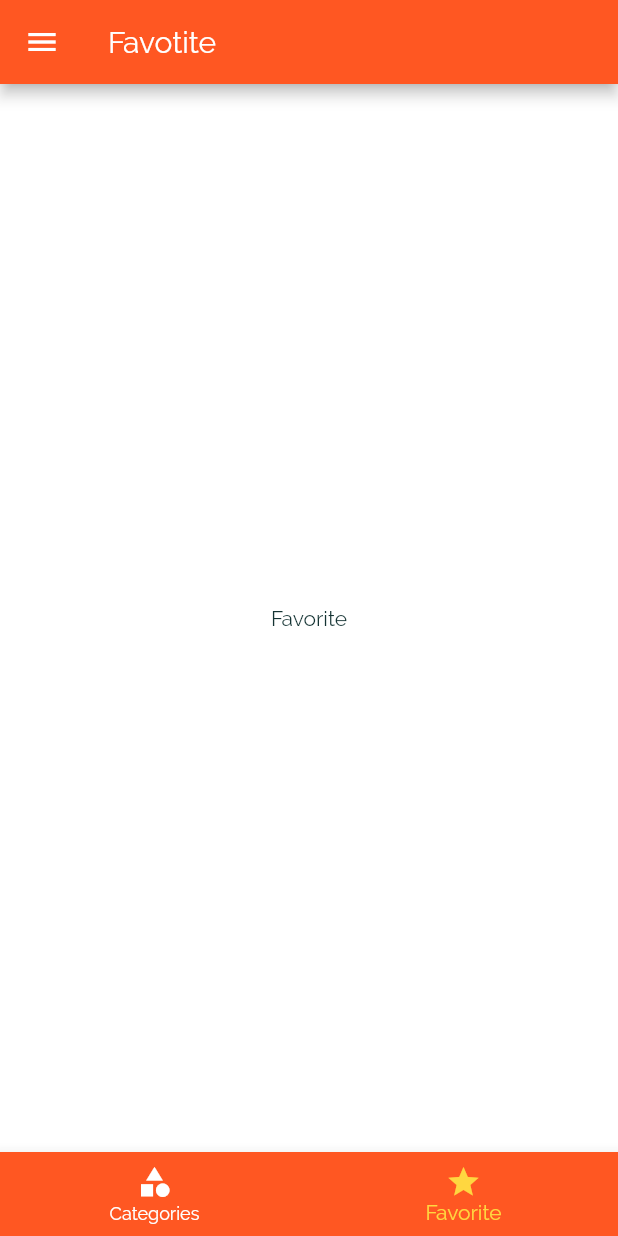
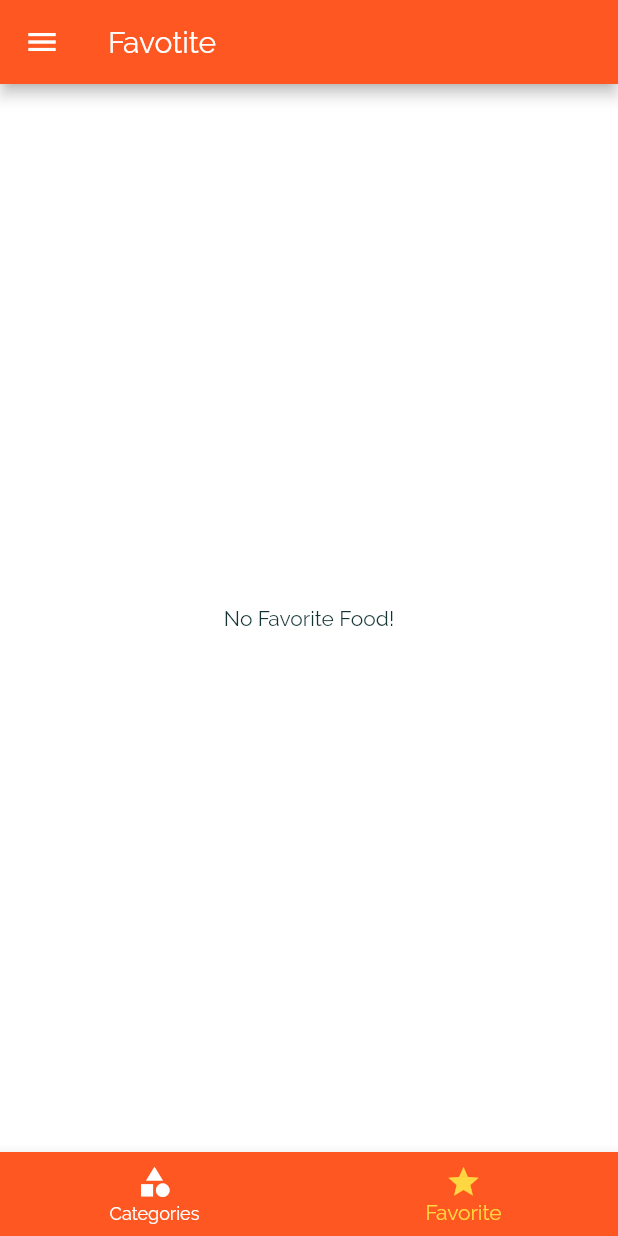
Before and after one commit to henhiro4r/FoodCatalogue, a Flutter app: the screen it shows after launch, item 2 of the bottom bar chosen, on a phone screen of 412 x 824 dp. Run offline on Flutter 3.47's test engine with Material 2 defaults, Android fonts, the phone set to English and light mode, and no system bars.

Commit message:
Favorite done

```diff
--- a/lib/main.dart
+++ b/lib/main.dart
@@ -23,6 +23,7 @@ class _MyAppState extends State<MyApp> {
   };
 
   List<Food> _filteredFood = DUMMY_MEALS;
+  List<Food> _favorite = [];
 
   @override
   Widget build(BuildContext context) {
@@ -50,9 +51,9 @@ class _MyAppState extends State<MyApp> {
 //      home: CategoryScreen(),
       initialRoute: '/',
       routes: {
-        '/': (ctx) => TabScreen(),
+        '/': (ctx) => TabScreen(_favorite),
         CategoryFoodsScreen.routeName: (ctx) => CategoryFoodsScreen(_filteredFood),
-        FoodRecipeScreen.routeName: (ctx) => FoodRecipeScreen(),
+        FoodRecipeScreen.routeName: (ctx) => FoodRecipeScreen(_setFavorite, _isFavorite),
         SettingScreen.routeName: (ctx) => SettingScreen(_preference, _setPref),
       },
       onUnknownRoute: (settings) {
@@ -82,4 +83,21 @@ class _MyAppState extends State<MyApp> {
       }).toList();
     });
   }
+
+  void _setFavorite(Food food){
+    final exist = _favorite.indexWhere((f) => f.id == food.id);
+    if  (exist >= 0) {
+      setState(() {
+        _favorite.removeAt(exist);
+      });
+    } else {
+      setState(() {
+        _favorite.add(food);
+      });
+    }
+  }
+
+  bool _isFavorite(Food food) {
+    return _favorite.any((f) => f.id == food.id);
+  }
 }
--- a/lib/screen/FavoriteScreen.dart
+++ b/lib/screen/FavoriteScreen.dart
@@ -1,10 +1,25 @@
 import 'package:flutter/material.dart';
+import 'package:foodcatalogue/adapter/FoodAdapter.dart';
+import 'package:foodcatalogue/model/Food.dart';
 
 class FavoriteScreen extends StatelessWidget {
+  final List<Food> favorite;
+
+  FavoriteScreen(this.favorite);
+
   @override
   Widget build(BuildContext context) {
-    return Center(
-      child: Text('Favorite'),
-    );
+    if (favorite.isEmpty) {
+      return Center(
+        child: Text('No Favorite Food!'),
+      );
+    } else {
+      return ListView.builder(
+        itemBuilder: (ctx, index) {
+          return FoodAdapter(favorite[index],);
+        },
+        itemCount: favorite.length,
+      );
+    }
   }
 }
--- a/lib/screen/FoodRecipeScreen.dart
+++ b/lib/screen/FoodRecipeScreen.dart
@@ -3,6 +3,11 @@ import 'package:foodcatalogue/model/Food.dart';
 
 class FoodRecipeScreen extends StatelessWidget {
   static const routeName = '/foods-recipe';
+
+  final Function addFavorite;
+  final Function isFavorite;
+
+  FoodRecipeScreen(this.addFavorite, this.isFavorite);
 
   Widget sectionTitle(BuildContext context, String title) {
     return Container(
@@ -77,8 +82,10 @@ class FoodRecipeScreen extends StatelessWidget {
         ),
       ),
       floatingActionButton: FloatingActionButton(
-        child: Icon(Icons.delete),
-        onPressed: () => Navigator.of(context).pop(food),
+        child: Icon(
+          isFavorite(food) ? Icons.favorite : Icons.favorite_border,
+        ),
+        onPressed: () => addFavorite(food),
       ),
     );
   }
--- a/lib/screen/TabScreen.dart
+++ b/lib/screen/TabScreen.dart
@@ -1,26 +1,37 @@
 import 'package:flutter/material.dart';
+import 'package:foodcatalogue/model/Food.dart';
 import 'package:foodcatalogue/navigation/NavigationDrawer.dart';
 import 'package:foodcatalogue/screen/CategoryScreen.dart';
 import 'package:foodcatalogue/screen/FavoriteScreen.dart';
 
 class TabScreen extends StatefulWidget {
+  final List<Food> favorite;
+
+  TabScreen(this.favorite);
+
   @override
   _TabScreenState createState() => _TabScreenState();
 }
 
 class _TabScreenState extends State<TabScreen> {
-  final List<Map<String, Object>> _screens = [
+  List<Map<String, Object>> _screens;
+
+  int _selectedIndex = 0;
+
+  @override
+  void initState() {
+    _screens = [
       {
         'page': CategoryScreen(),
         'title': 'Categories',
       },
       {
-      'page': FavoriteScreen(),
+        'page': FavoriteScreen(widget.favorite),
         'title': 'Favotite',
       },
     ];
-
-  int _selectedIndex = 0;
+    super.initState();
+  }
 
   @override
   Widget build(BuildContext context) {
```
Also changed, not shown: lib/adapter/FoodAdapter.dart (+2 -7 lines), lib/screen/CategoryFoodsScreen.dart (+1 -7 lines). Lines whose indentation alone changed are shown as unchanged.
